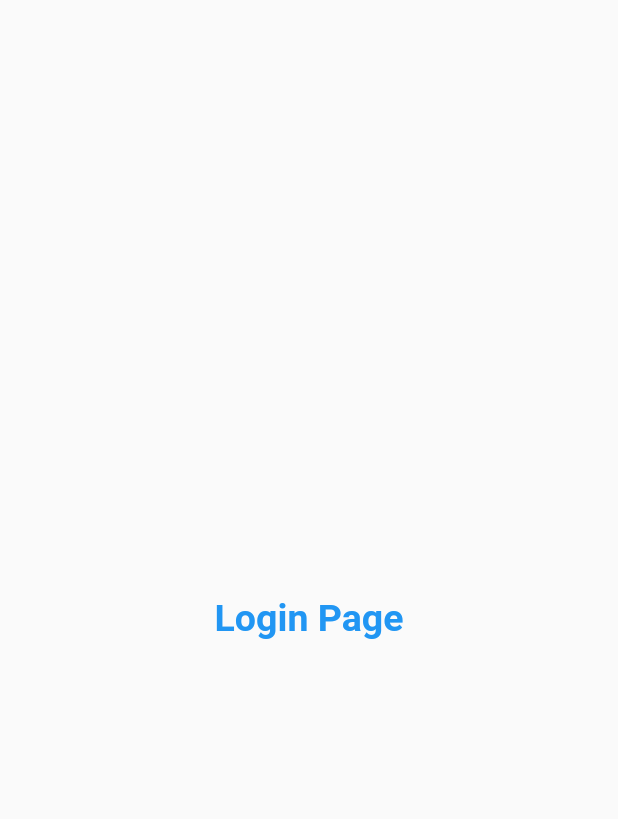
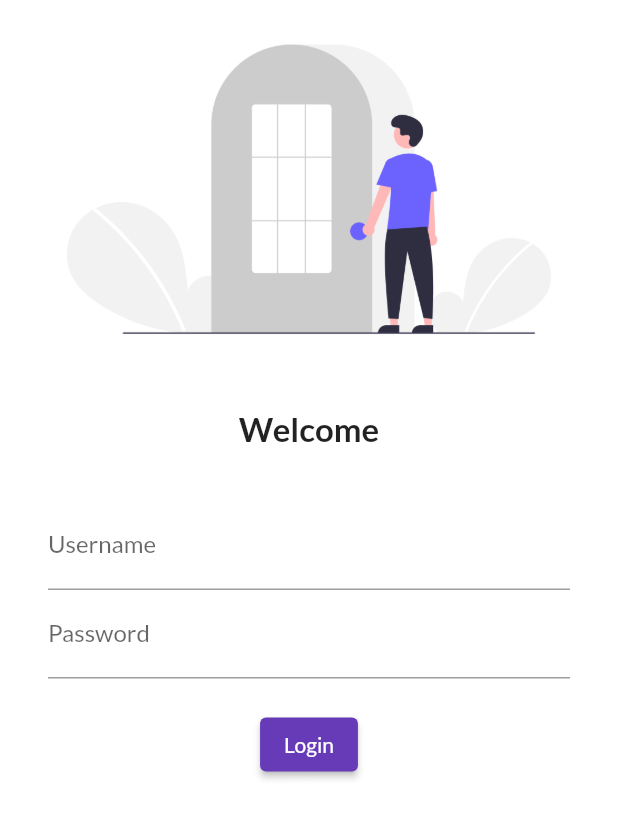
Before and after one commit to aadarshraj4321/flutter-learning-projects, a Flutter app: the screen it shows after launch, on a phone screen of 412 x 824 dp. Shown: the top 819 px of the screen. Run offline on Flutter 3.47's test engine with Material 2 defaults, Android fonts, the phone set to English and light mode, and no system bars; our stand-ins replace google_fonts.

Commit message:
day 4 compl

```diff
--- a/lib/main.dart
+++ b/lib/main.dart
@@ -1,6 +1,7 @@
 import 'package:catlog_app/pages/home_page.dart';
 import 'package:catlog_app/pages/login_page.dart';
 import 'package:flutter/material.dart';
+import 'package:google_fonts/google_fonts.dart';
 
 
 
@@ -13,6 +14,11 @@ class MyApp extends StatelessWidget {
   @override
   Widget build(BuildContext context) {
     return MaterialApp(
+      themeMode: ThemeMode.light,
+      theme: ThemeData(
+        primarySwatch: Colors.deepPurple,
+        fontFamily: GoogleFonts.lato().fontFamily,
+      ),
       initialRoute: '/home',
       routes: {
         "/" : (context) => LoginPage(),
--- a/lib/pages/login_page.dart
+++ b/lib/pages/login_page.dart
@@ -1,5 +1,4 @@
 import 'package:flutter/material.dart';
-
 
 
 
@@ -8,11 +7,48 @@ class LoginPage extends StatelessWidget {
   @override
   Widget build(BuildContext context) {
     return Material(
-      child: Center(child: Text("Login Page", style: TextStyle(
-        fontSize: 25,
-        color: Colors.blue,
-        fontWeight: FontWeight.bold,
-      ),),),
+      color: Colors.white,
+      child: Column(
+        children: [
+          Image.asset("assets/images/login_image.png", fit: BoxFit.cover,),
+
+          SizedBox(height: 20.0,),
+
+          Text("Welcome", style: TextStyle(
+            fontSize: 22,
+            fontWeight: FontWeight.bold,
+          ),),
+
+          SizedBox(height: 20.0,),
+
+          Padding(
+            padding: const EdgeInsets.symmetric(vertical: 16.0, horizontal: 32.0),
+            child: Column(children: [
+                        TextFormField(
+              decoration: InputDecoration(
+                hintText: "Enter username",
+                labelText: "Username",
+              ),
+            ),
+
+            TextFormField(
+              obscureText: true,
+              decoration: InputDecoration(
+                hintText: "Enter password",
+                labelText: "Password",
+              ),
+            ),
+
+            SizedBox(height: 20.0,),
+
+            ElevatedButton(onPressed: (){}, child: Text("Login"),
+            style: TextButton.styleFrom(),)
+
+            ],),
+          )
+
+        ],
+      )
     );
   }
 }
--- a/pubspec.yaml
+++ b/pubspec.yaml
@@ -36,6 +36,7 @@ dependencies:
   # The following adds the Cupertino Icons font to your application.
   # Use with the CupertinoIcons class for iOS style icons.
   cupertino_icons: ^1.0.2
+  google_fonts: ^3.0.1
 
 dev_dependencies:
   flutter_test:
@@ -60,8 +61,8 @@ flutter:
   uses-material-design: true
 
   # To add assets to your application, add an assets section, like this:
-  # assets:
-  #   - images/a_dot_burr.jpeg
+  assets:
+    - assets/images/
   #   - images/a_dot_ham.jpeg
 
   # An image asset can refer to one or more resolution-specific "variants", see
```
Also changed, not shown: assets/images/login_image.png (added), pubspec.lock, 1 other file.
